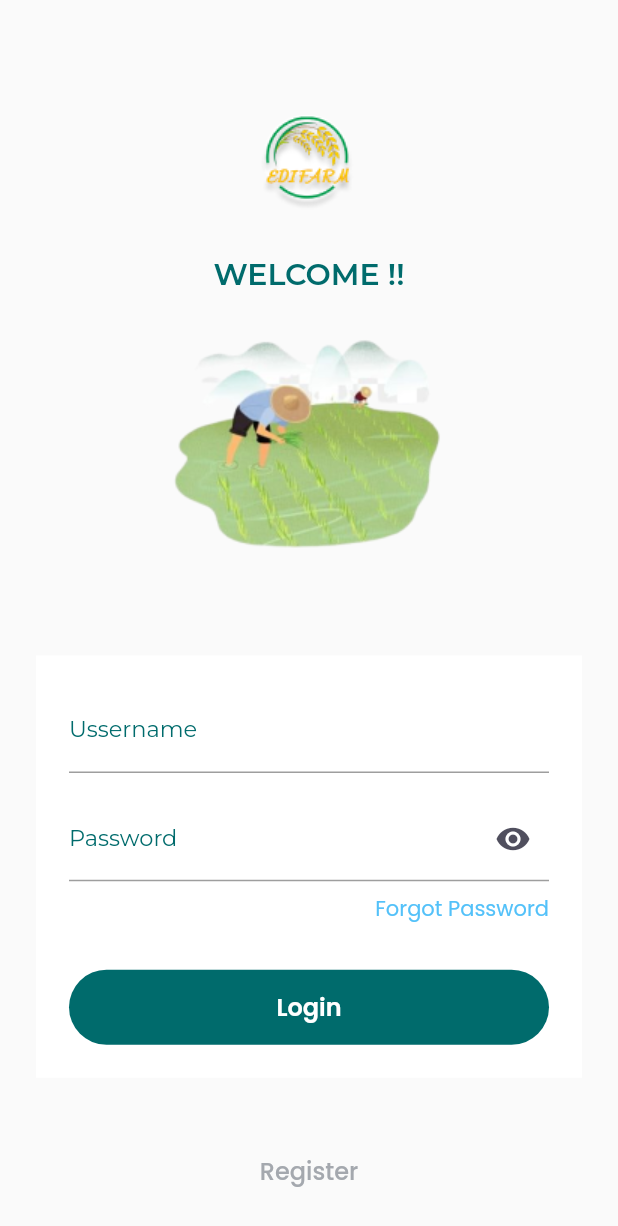
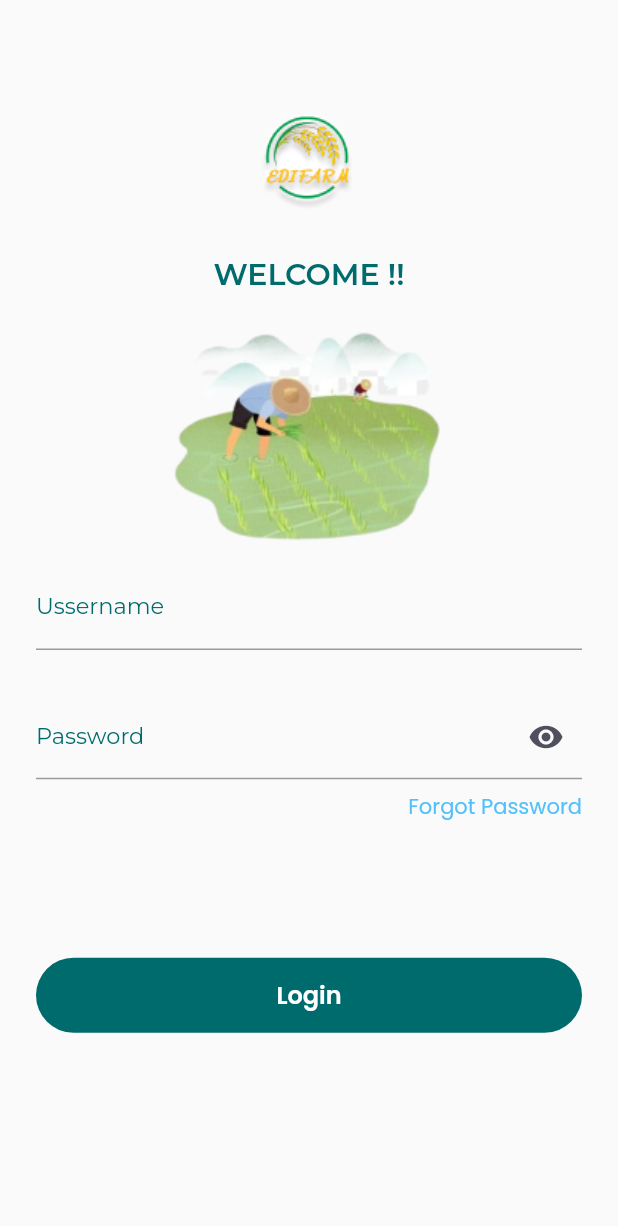
Before and after one commit to W1Z-H4L/uyee, a Flutter app: the screen it shows after launch, on a phone screen of 412 x 824 dp. Shown: the top 1226 px of the screen. Run offline on Flutter 3.47's test engine with Material 2 defaults, Android fonts, the phone set to English and light mode, and no system bars; our stand-ins replace google_fonts, shared_preferences.

Commit message:
edit by adit

```diff
--- a/lib/ui/pages/sign_in_page.dart
+++ b/lib/ui/pages/sign_in_page.dart
@@ -1,3 +1,5 @@
+import 'dart:developer';
+
 import 'package:flutter/material.dart';
 import 'package:login/shared/theme.dart';
 import 'package:login/ui/widgets/buttons.dart';
@@ -51,7 +53,7 @@ class SignInPage extends StatelessWidget {
           Container(
             width: 196,
             height: 177,
-            margin: const EdgeInsets.only(top: 5, bottom: 55),
+            // margin: const EdgeInsets.only(top: 5, bottom: 55),
             decoration: const BoxDecoration(
               image: DecorationImage(
                 image: AssetImage('assets/petanilogin.png'),
@@ -62,11 +64,11 @@ class SignInPage extends StatelessWidget {
             height: 5,
           ),
           Container(
-            padding: const EdgeInsets.all(22),
-            decoration: BoxDecoration(
-              borderRadius: BorderRadius.circular(0),
-              color: Colors.white,
-            ),
+            // padding: const EdgeInsets.all(22),
+            // decoration: BoxDecoration(
+            //   borderRadius: BorderRadius.circular(0),
+            //   color: Colors.white,
+            // ),
             child: Column(
               crossAxisAlignment: CrossAxisAlignment.start,
               children: <Widget>[
@@ -87,7 +89,7 @@ class SignInPage extends StatelessWidget {
                   ),
                 ),
                 const SizedBox(
-                  height: 16,
+                  height: 30,
                 ),
                 // NOTE: INPUT PASSWORD
                 TextFormField(
@@ -131,7 +133,7 @@ class SignInPage extends StatelessWidget {
                   ),
                 ),
                 const SizedBox(
-                  height: 30,
+                  height: 90,
                 ),
                 CustomFilledButton(
                   title: 'Login',
@@ -145,12 +147,12 @@ class SignInPage extends StatelessWidget {
           const SizedBox(
             height: 50,
           ),
-          CustomTextButton(
-            title: 'Register',
-            onPressed: () {
-              Navigator.pushNamed(context, '/sign-up');
-            },
-          ),
+          // CustomTextButton(
+          //   title: 'Register',
+          //   onPressed: () {
+          //     Navigator.pushNamed(context, '/sign-up');
+          //   },
+          // ),
         ],
       ),
     );
```
